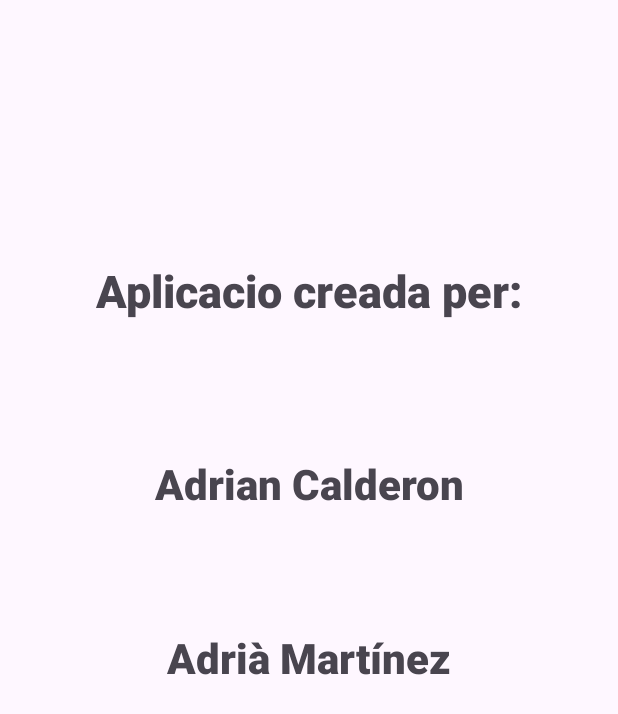
After one commit to Adricalde10/Quiz, an Android app: the Credits screen opened directly, with no data from a screen before it, on a phone screen of 412 x 824 dp. The commit adds this screen. Shown: the top 714 px of the screen. Run offline under Robolectric (Android 15) with nearby library versions, the phone set to English and light mode, and no system bars.

Commit message:
Implementacio credits

```diff
--- a/app/build.gradle.kts
+++ b/app/build.gradle.kts
@@ -39,7 +39,7 @@ android {
 
 dependencies {
     implementation(platform("com.google.firebase:firebase-bom:33.9.0"))
-
+    implementation ("androidx.fragment:fragment-ktx:1.5.5")
     // Dependencias de Firebase
     implementation("com.google.firebase:firebase-auth")
     implementation("com.google.firebase:firebase-firestore")
--- a/app/src/main/AndroidManifest.xml
+++ b/app/src/main/AndroidManifest.xml
@@ -12,6 +12,9 @@
         android:supportsRtl="true"
         android:theme="@style/Theme.QuizTrivial"
         tools:targetApi="31">
+        <activity
+            android:name=".Credits"
+            android:exported="false" />
         <activity
             android:name=".QuizDificil"
             android:exported="false" />
--- /dev/null
+++ b/app/src/main/java/com/example/quiztrivial/Credits.kt
@@ -0,0 +1,55 @@
+package com.example.quiztrivial
+
+import android.os.Bundle
+import androidx.appcompat.app.AppCompatActivity
+import androidx.fragment.app.commit
+import androidx.fragment.app.replace
+import java.util.Timer
+import java.util.TimerTask
+
+class Credits : AppCompatActivity() {
+    private var timer = Timer()
+
+    override fun onCreate(savedInstanceState: Bundle?) {
+        super.onCreate(savedInstanceState)
+
+        setContentView(R.layout.activity_credits)
+
+        // Inicia el temporitzador
+        timer.scheduleAtFixedRate(TimeTask(), 0L, 3000L)
+    }
+
+    // Classe interna TimeTask per canviar els fragments
+    private inner class TimeTask : TimerTask() {
+        private var numeroFragment: Int = 1
+
+        override fun run() {
+            numeroFragment++
+            if (numeroFragment > 2) numeroFragment = 1
+
+            runOnUiThread {  // Hem d'executar operacions en el fil principal
+                if (numeroFragment == 1) {
+                    // Canviar al fragment_primer
+                    supportFragmentManager.commit {
+                        replace<fragment_primer>(R.id.frameContainer)
+                        setReorderingAllowed(true)
+                        addToBackStack("replacement")
+                    }
+                } else {
+                    // Canviar al fragment_segon
+                    supportFragmentManager.commit {
+                        replace<fragment_segon>(R.id.frameContainer)
+                        setReorderingAllowed(true)
+                        addToBackStack("replacement")
+                    }
+                }
+            }
+        }
+    }
+
+
+    override fun onDestroy() {
+        super.onDestroy()
+        timer.cancel()
+    }
+}
--- /dev/null
+++ b/app/src/main/java/com/example/quiztrivial/fragment_segon.kt
@@ -0,0 +1,59 @@
+package com.example.quiztrivial
+
+import android.os.Bundle
+import androidx.fragment.app.Fragment
+import android.view.LayoutInflater
+import android.view.View
+import android.view.ViewGroup
+
+// TODO: Rename parameter arguments, choose names that match
+// the fragment initialization parameters, e.g. ARG_ITEM_NUMBER
+private const val ARG_PARAM1 = "param1"
+private const val ARG_PARAM2 = "param2"
+
+/**
+ * A simple [Fragment] subclass.
+ * Use the [fragment_segon.newInstance] factory method to
+ * create an instance of this fragment.
+ */
+class fragment_segon : Fragment() {
+    // TODO: Rename and change types of parameters
+    private var param1: String? = null
+    private var param2: String? = null
+
+    override fun onCreate(savedInstanceState: Bundle?) {
+        super.onCreate(savedInstanceState)
+        arguments?.let {
+            param1 = it.getString(ARG_PARAM1)
+            param2 = it.getString(ARG_PARAM2)
+        }
+    }
+
+    override fun onCreateView(
+        inflater: LayoutInflater, container: ViewGroup?,
+        savedInstanceState: Bundle?
+    ): View? {
+        // Inflate the layout for this fragment
+        return inflater.inflate(R.layout.fragment_segon, container, false)
+    }
+
+    companion object {
+        /**
+         * Use this factory method to create a new instance of
+         * this fragment using the provided parameters.
+         *
+         * @param param1 Parameter 1.
+         * @param param2 Parameter 2.
+         * @return A new instance of fragment fragment_segon.
+         */
+        // TODO: Rename and change types and number of parameters
+        @JvmStatic
+        fun newInstance(param1: String, param2: String) =
+            fragment_segon().apply {
+                arguments = Bundle().apply {
+                    putString(ARG_PARAM1, param1)
+                    putString(ARG_PARAM2, param2)
+                }
+            }
+    }
+}
--- /dev/null
+++ b/app/src/main/res/layout/activity_credits.xml
@@ -0,0 +1,15 @@
+<?xml version="1.0" encoding="utf-8"?>
+<androidx.constraintlayout.widget.ConstraintLayout xmlns:android="http://schemas.android.com/apk/res/android"
+    xmlns:app="http://schemas.android.com/apk/res-auto"
+    xmlns:tools="http://schemas.android.com/tools"
+    android:id="@+id/main"
+    android:layout_width="match_parent"
+    android:layout_height="match_parent"
+    tools:context=".Credits">
+
+    <FrameLayout
+        android:id="@+id/frameContainer"
+        android:layout_width="match_parent"
+        android:layout_height="match_parent">
+    </FrameLayout>
+</androidx.constraintlayout.widget.ConstraintLayout>
--- /dev/null
+++ b/app/src/main/res/layout/fragment_segon.xml
@@ -0,0 +1,61 @@
+<?xml version="1.0" encoding="utf-8"?>
+<FrameLayout xmlns:android="http://schemas.android.com/apk/res/android"
+    xmlns:app="http://schemas.android.com/apk/res-auto"
+    xmlns:tools="http://schemas.android.com/tools"
+    android:layout_width="match_parent"
+    android:layout_height="match_parent"
+    tools:context=".fragment_segon">
+
+    <!-- TODO: Update blank fragment layout -->
+
+
+    <androidx.constraintlayout.widget.ConstraintLayout
+        android:layout_width="match_parent"
+        android:layout_height="match_parent">
+
+        <TextView
+            android:id="@+id/textView2"
+            android:layout_width="369dp"
+            android:layout_height="79dp"
+            android:fontFamily="sans-serif-black"
+            android:text="Aplicacio creada per:"
+            android:textAlignment="center"
+            android:textSize="30sp"
+            app:layout_constraintBottom_toBottomOf="parent"
+            app:layout_constraintEnd_toEndOf="parent"
+            app:layout_constraintHorizontal_bias="0.496"
+            app:layout_constraintStart_toStartOf="parent"
+            app:layout_constraintTop_toTopOf="parent"
+            app:layout_constraintVertical_bias="0.233" />
+
+        <TextView
+            android:id="@+id/textView3"
+            android:layout_width="222dp"
+            android:layout_height="75dp"
+            android:fontFamily="sans-serif-black"
+            android:text="Adrian Calderon"
+            android:textAlignment="center"
+            android:textSize="28sp"
+            app:layout_constraintBottom_toBottomOf="parent"
+            app:layout_constraintEnd_toEndOf="parent"
+            app:layout_constraintStart_toStartOf="parent"
+            app:layout_constraintTop_toBottomOf="@+id/textView2"
+            app:layout_constraintVertical_bias="0.102" />
+
+        <TextView
+            android:id="@+id/textView4"
+            android:layout_width="222dp"
+            android:layout_height="76dp"
+            android:fontFamily="sans-serif-black"
+            android:text="Adrià Martínez"
+            android:textAlignment="center"
+            android:textSize="28sp"
+            app:layout_constraintBottom_toBottomOf="parent"
+            app:layout_constraintEnd_toEndOf="parent"
+            app:layout_constraintHorizontal_bias="0.502"
+            app:layout_constraintStart_toStartOf="parent"
+            app:layout_constraintTop_toBottomOf="@+id/textView3"
+            app:layout_constraintVertical_bias="0.111" />
+    </androidx.constraintlayout.widget.ConstraintLayout>
+
+</FrameLayout>
--- a/app/src/main/res/values/strings.xml
+++ b/app/src/main/res/values/strings.xml
@@ -22,5 +22,7 @@
     <string name="jugarBtn">Jugar</string>
     <string name="PuntuacionsBtn">Puntuacions</string>
     <string name="CreditsBtn">Crèdits</string>
+    <!-- TODO: Remove or change this placeholder text -->
+    <string name="hello_blank_fragment">Hello blank fragment</string>
 
 </resources>
```
Also changed, not shown: app/src/main/java/com/example/quiztrivial/fragment_primer.kt (added, +59 -0 lines), app/src/main/res/layout/fragment_primer.xml (added, +43 -0 lines), app/src/main/res/drawable/logo.png (added).
